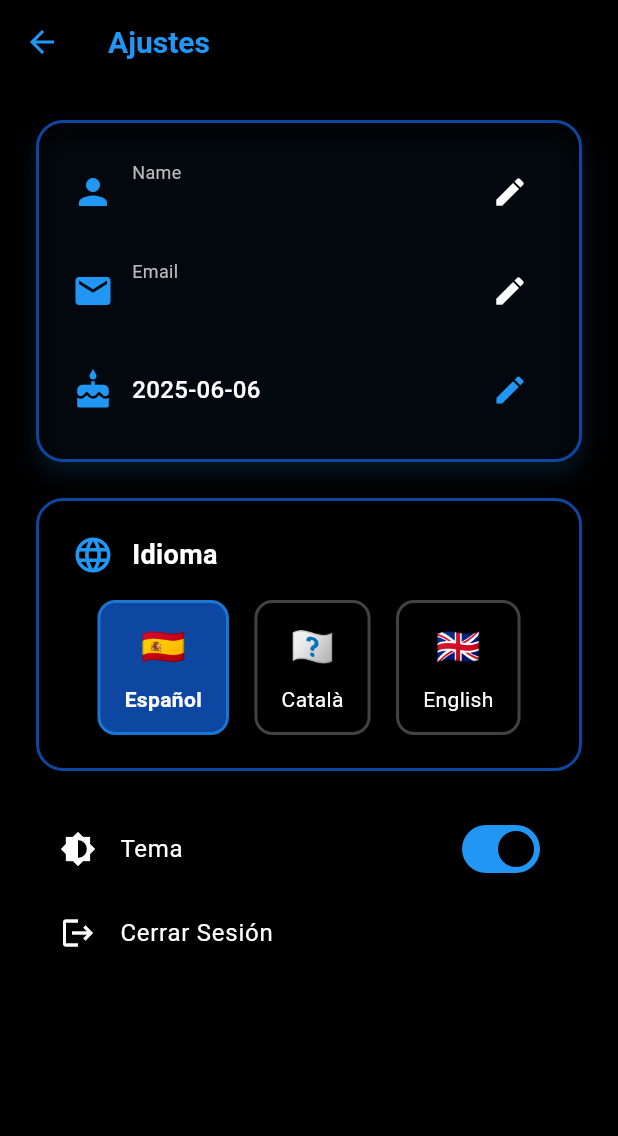
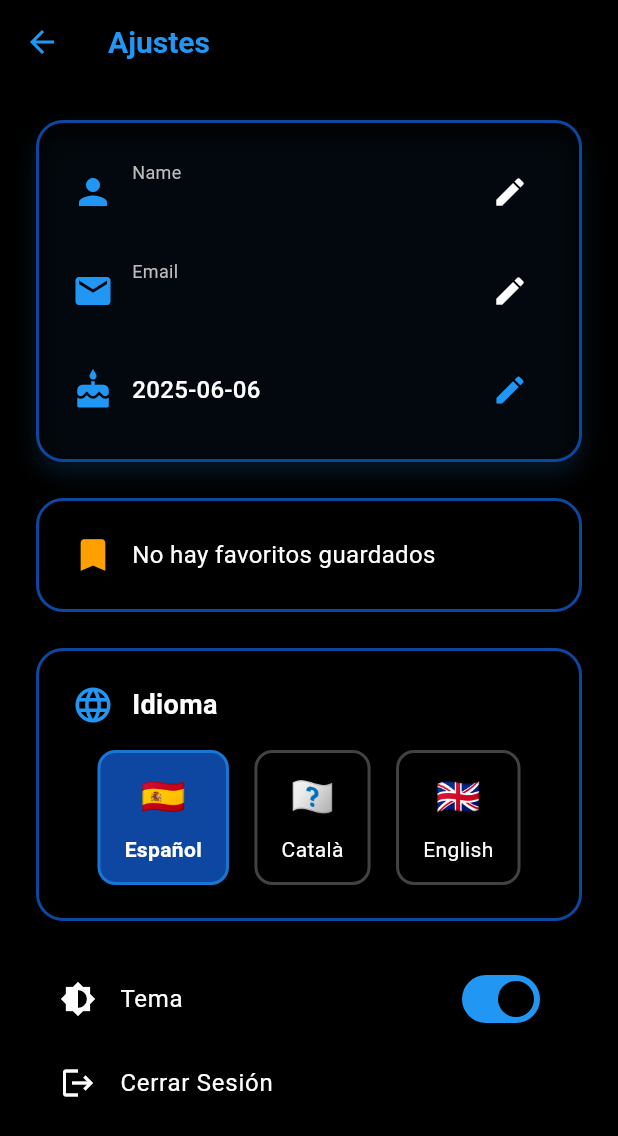
Before and after one commit to Djove73/Projecte2025-Chats, a Flutter app: the SettingsView screen opened directly with empty values, on a phone screen of 412 x 824 dp. Shown: the top 1136 px of the screen. Run offline on Flutter 3.47's test engine with Material 3 defaults, Android fonts, the phone set to English and light mode, and no system bars; missing offline and left inert: mongo_dart; accounts and stored records are empty.

Commit message:
Fix: Improve favorites section in settings with empty message and expandable list

```diff
--- a/lib/views/settings_view.dart
+++ b/lib/views/settings_view.dart
@@ -25,6 +25,7 @@ class _SettingsViewState extends State<SettingsView> {
   String? _error;
   final AuthService _authService = AuthService();
   String? _editingField; // 'name', 'email', 'birthDate'
+  bool _showAllFavorites = false;
 
   @override
   void initState() {
@@ -392,8 +393,33 @@ class _SettingsViewState extends State<SettingsView> {
     final l10n = AppLocalizations.of(context);
     final List<int> favorites = favoritesProvider.favoriteNewsIndexes;
     if (favorites.isEmpty) {
-      return Container();
+      return Container(
+        margin: const EdgeInsets.only(bottom: 24),
+        decoration: BoxDecoration(
+          color: isDark ? Colors.black.withOpacity(0.65) : Colors.white.withOpacity(0.85),
+          borderRadius: BorderRadius.circular(18),
+          border: Border.all(color: isDark ? Colors.blue[900]! : Colors.blue[200]!, width: 2),
+        ),
+        child: Padding(
+          padding: const EdgeInsets.all(22),
+          child: Row(
+            children: [
+              Icon(Icons.bookmark, color: Colors.amber[700], size: 28),
+              const SizedBox(width: 12),
+              Text(
+                'No hay favoritos guardados',
+                style: TextStyle(
+                  fontSize: 16,
+                  color: isDark ? Colors.white : Colors.black,
+                ),
+              ),
+            ],
+          ),
+        ),
+      );
     }
+    final showAll = _showAllFavorites || favorites.length <= 3;
+    final displayedFavorites = showAll ? favorites : favorites.take(3).toList();
     return Container(
       margin: const EdgeInsets.only(bottom: 24),
       decoration: BoxDecoration(
@@ -421,7 +447,7 @@ class _SettingsViewState extends State<SettingsView> {
               ],
             ),
             const SizedBox(height: 16),
-            ...favorites.map((i) => Padding(
+            ...displayedFavorites.map((i) => Padding(
               padding: const EdgeInsets.only(bottom: 10),
               child: Row(
                 children: [
@@ -439,6 +465,30 @@ class _SettingsViewState extends State<SettingsView> {
                 ],
               ),
             )),
+            if (favorites.length > 3 && !_showAllFavorites)
+              Align(
+                alignment: Alignment.centerRight,
+                child: TextButton(
+                  onPressed: () {
+                    setState(() {
+                      _showAllFavorites = true;
+                    });
+                  },
+                  child: const Text('Ver más'),
+                ),
+              ),
+            if (favorites.length > 3 && _showAllFavorites)
+              Align(
+                alignment: Alignment.centerRight,
+                child: TextButton(
+                  onPressed: () {
+                    setState(() {
+                      _showAllFavorites = false;
+                    });
+                  },
+                  child: const Text('Ver menos'),
+                ),
+              ),
           ],
         ),
       ),
```
